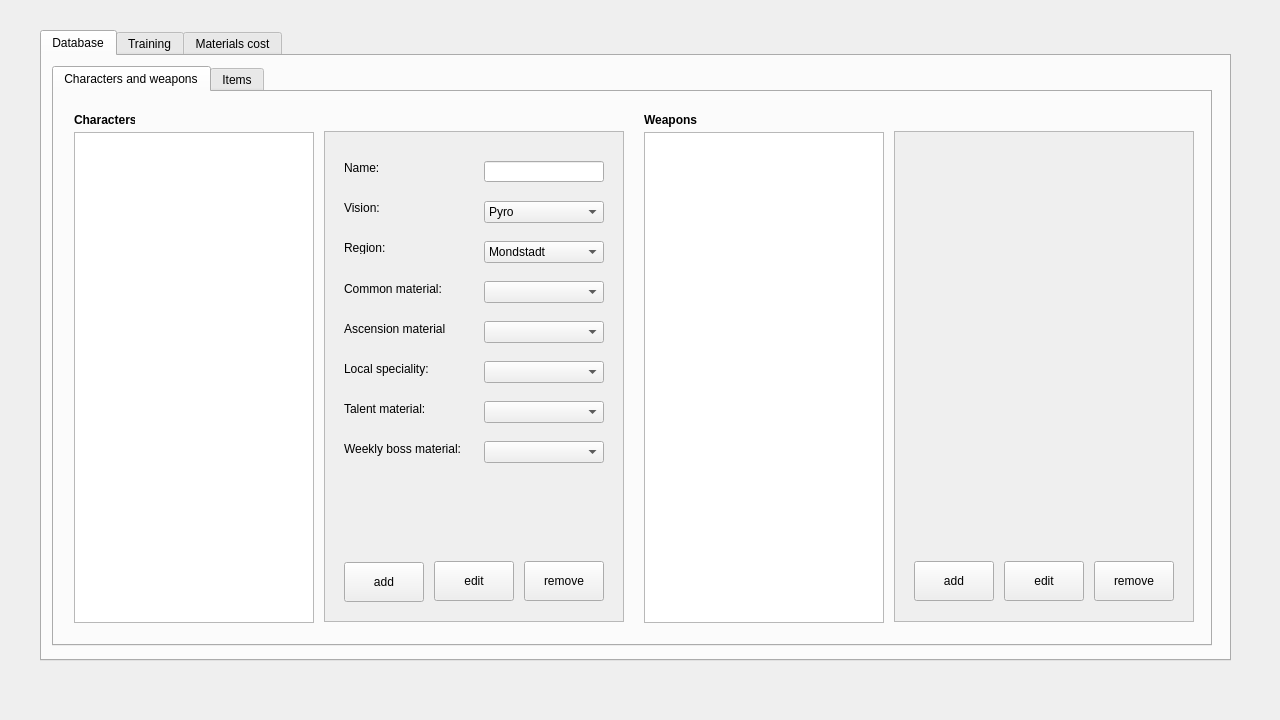
The window that genshin_calculator.ui (crimvael/genshin_calculator) describes before a commit, drawn with Qt 5.
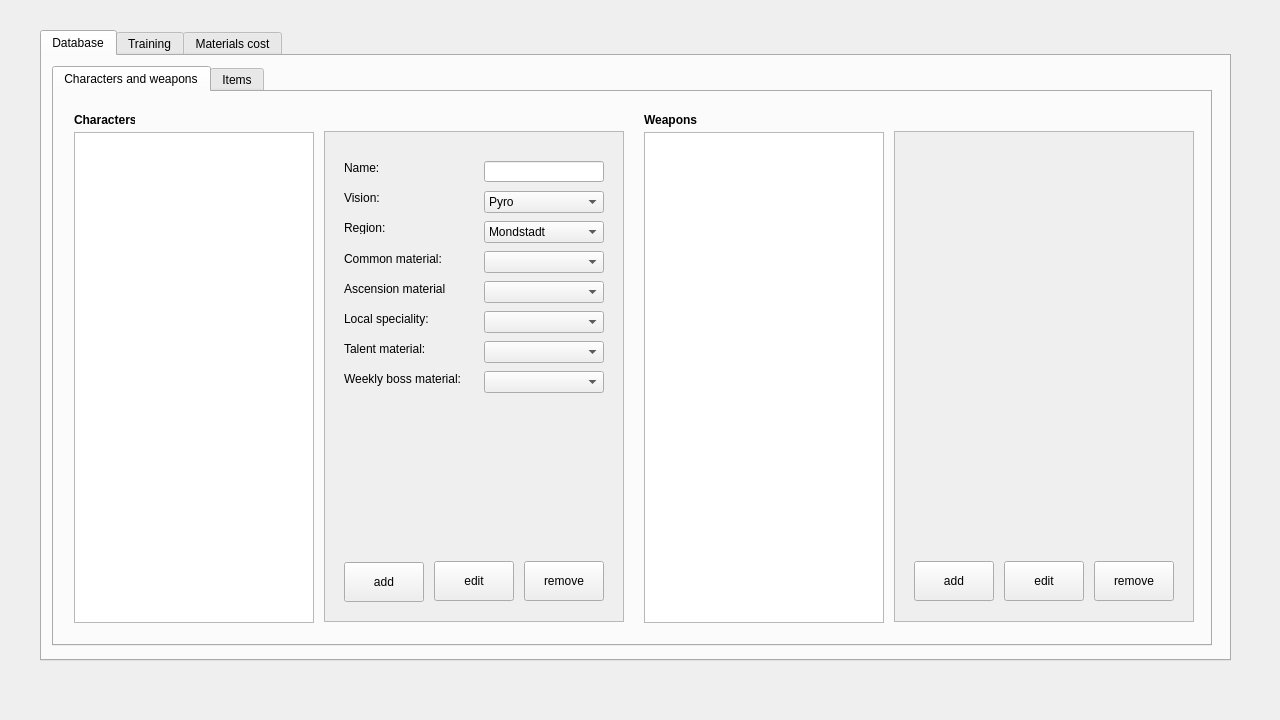
The same window after the commit.

The edit to the form file:
```diff
--- a/genshin_calculator.ui
+++ b/genshin_calculator.ui
@@ -128,7 +128,7 @@
          <property name="geometry">
           <rect>
            <x>20</x>
-           <y>70</y>
+           <y>60</y>
            <width>47</width>
            <height>13</height>
           </rect>
@@ -141,7 +141,7 @@
          <property name="geometry">
           <rect>
            <x>20</x>
-           <y>150</y>
+           <y>120</y>
            <width>101</width>
            <height>16</height>
           </rect>
@@ -154,7 +154,7 @@
          <property name="geometry">
           <rect>
            <x>20</x>
-           <y>230</y>
+           <y>180</y>
            <width>91</width>
            <height>16</height>
           </rect>
@@ -167,7 +167,7 @@
          <property name="geometry">
           <rect>
            <x>20</x>
-           <y>110</y>
+           <y>90</y>
            <width>47</width>
            <height>13</height>
           </rect>
@@ -180,7 +180,7 @@
          <property name="geometry">
           <rect>
            <x>20</x>
-           <y>270</y>
+           <y>210</y>
            <width>91</width>
            <height>16</height>
           </rect>
@@ -193,7 +193,7 @@
          <property name="geometry">
           <rect>
            <x>20</x>
-           <y>310</y>
+           <y>240</y>
            <width>121</width>
            <height>16</height>
           </rect>
@@ -219,7 +219,7 @@
          <property name="geometry">
           <rect>
            <x>160</x>
-           <y>70</y>
+           <y>60</y>
            <width>120</width>
            <height>22</height>
           </rect>
@@ -268,7 +268,7 @@
          <property name="geometry">
           <rect>
            <x>160</x>
-           <y>110</y>
+           <y>90</y>
            <width>120</width>
            <height>22</height>
           </rect>
@@ -293,7 +293,7 @@
          <property name="geometry">
           <rect>
            <x>160</x>
-           <y>150</y>
+           <y>120</y>
            <width>120</width>
            <height>22</height>
           </rect>
@@ -303,7 +303,7 @@
          <property name="geometry">
           <rect>
            <x>160</x>
-           <y>190</y>
+           <y>150</y>
            <width>120</width>
            <height>22</height>
           </rect>
@@ -313,7 +313,7 @@
          <property name="geometry">
           <rect>
            <x>160</x>
-           <y>230</y>
+           <y>180</y>
            <width>120</width>
            <height>22</height>
           </rect>
@@ -323,7 +323,7 @@
          <property name="geometry">
           <rect>
            <x>160</x>
-           <y>270</y>
+           <y>210</y>
            <width>120</width>
            <height>22</height>
           </rect>
@@ -333,7 +333,7 @@
          <property name="geometry">
           <rect>
            <x>20</x>
-           <y>190</y>
+           <y>150</y>
            <width>101</width>
            <height>16</height>
           </rect>
@@ -346,7 +346,7 @@
          <property name="geometry">
           <rect>
            <x>160</x>
-           <y>310</y>
+           <y>240</y>
            <width>120</width>
            <height>22</height>
           </rect>
```
